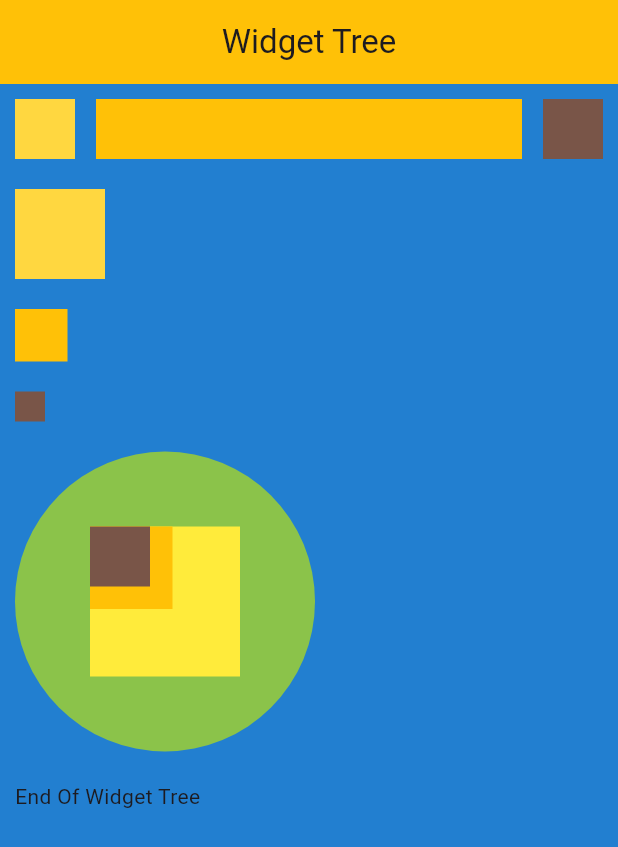
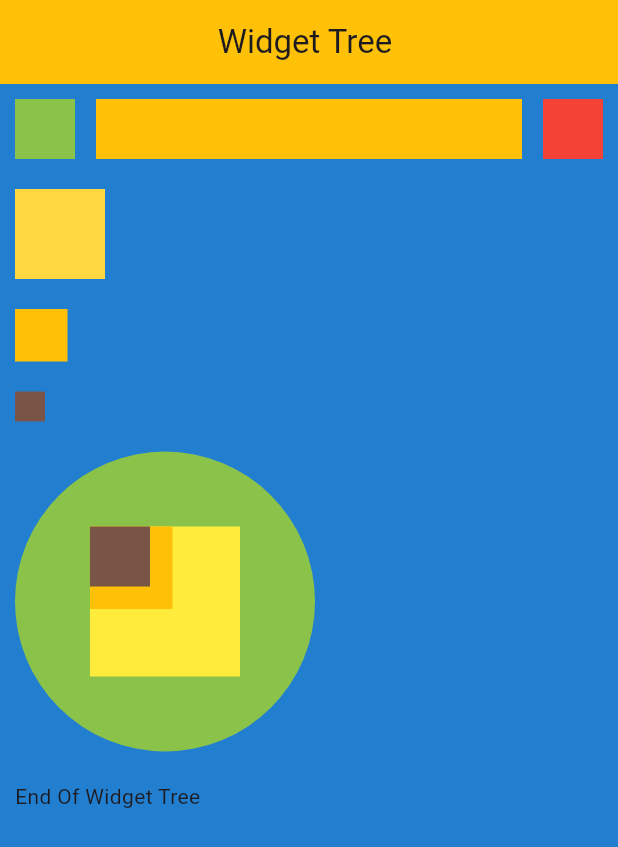
Before and after one commit to AhmedKamal1892/flutter-task-one-screen, a Flutter app: the screen it shows after launch, on a phone screen of 412 x 824 dp. Shown: the top 847 px of the screen. Run offline on Flutter 3.47's test engine with Material 3 defaults, Android fonts, the phone set to English and light mode, and no system bars.

Commit message:
First Line widget containers color changed !

```diff
--- a/lib/pages/home/components/first_line_widget.dart
+++ b/lib/pages/home/components/first_line_widget.dart
@@ -11,7 +11,7 @@ class FirstLineWidget extends StatelessWidget {
           width: 40,
           height: 40,
           margin: EdgeInsets.only(right: 14),
-          color: Colors.amberAccent,
+          color: Colors.lightGreen,
         ),
         Expanded(
           child: Container(
@@ -23,7 +23,7 @@ class FirstLineWidget extends StatelessWidget {
           width: 40,
           height: 40,
           margin: EdgeInsets.only(left: 14),
-          color: Colors.brown,
+          color: Colors.red,
         )
       ],
     );
--- a/lib/pages/home/home_screen.dart
+++ b/lib/pages/home/home_screen.dart
@@ -11,7 +11,7 @@ class TaskApp extends StatelessWidget {
       title: 'Task App',
       debugShowCheckedModeBanner: false,
       theme: ThemeData(appBarTheme: AppBarTheme(backgroundColor: Colors.amber)),
-      home: SingleScreen(titleAppBar: 'Widget Tree'),
+      home: SingleScreen(titleAppBar: 'Widget Tree '),
     );
   }
 }
```
